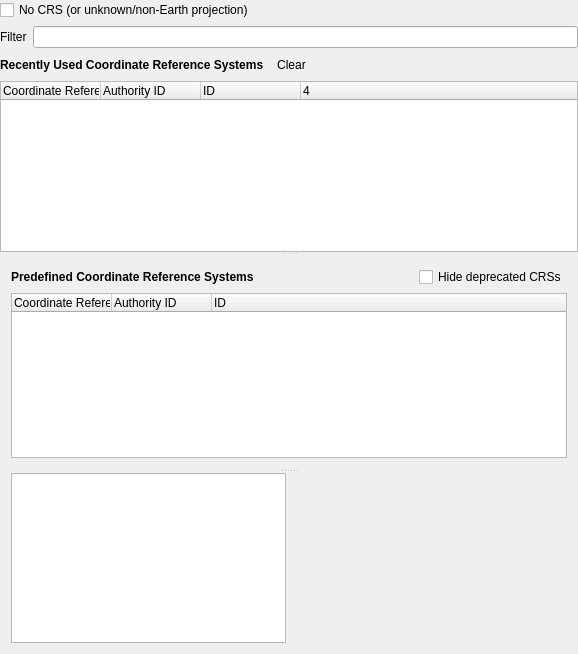
Before: the Qt Designer form src/ui/qgsprojectionselectorbase.ui in carsmie/QGIS, drawn with Qt 5.
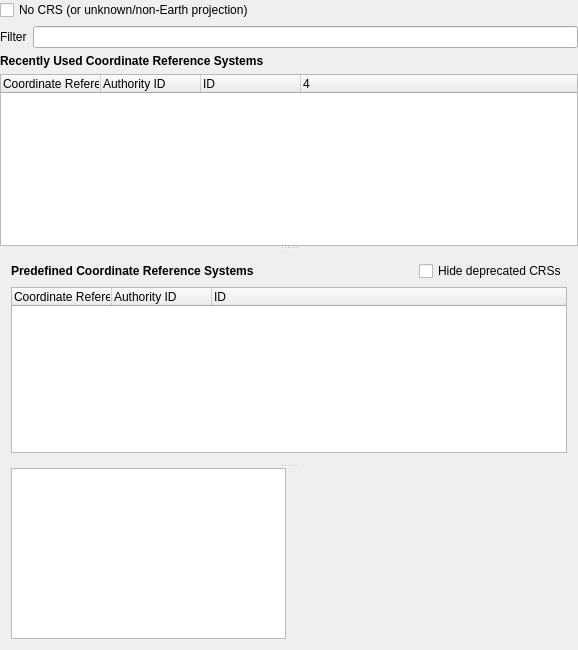
After: the same form once the commit is applied. Icons and pictures are not drawn. Custom widgets are drawn as their Qt base class.

Commit message: Remove clear all button

Patch:
```diff
--- a/src/ui/qgsprojectionselectorbase.ui
+++ b/src/ui/qgsprojectionselectorbase.ui
@@ -7,7 +7,7 @@
     <x>0</x>
     <y>0</y>
     <width>578</width>
-    <height>654</height>
+    <height>650</height>
    </rect>
   </property>
   <property name="sizePolicy">
@@ -96,36 +96,6 @@
           </property>
          </widget>
         </item>
-        <item>
-         <widget class="QToolButton" name="mClearRecentCrs">
-          <property name="toolTip">
-           <string>Clear all recently used CRS</string>
-          </property>
-          <property name="text">
-           <string>Clear</string>
-          </property>
-          <property name="icon">
-           <iconset resource="../../images/images.qrc">
-            <normaloff>:/images/themes/default/console/iconClearConsole.svg</normaloff>:/images/themes/default/console/iconClearConsole.svg</iconset>
-          </property>
-          <property name="autoRaise">
-           <bool>true</bool>
-          </property>
-         </widget>
-        </item>
-        <item>
-         <spacer name="horizontalSpacer">
-          <property name="orientation">
-           <enum>Qt::Horizontal</enum>
-          </property>
-          <property name="sizeHint" stdset="0">
-           <size>
-            <width>40</width>
-            <height>20</height>
-           </size>
-          </property>
-         </spacer>
-        </item>
        </layout>
       </item>
       <item>
@@ -262,7 +232,7 @@
           </item>
          </layout>
         </widget>
-        <widget class="QWidget" name="layoutWidget">
+        <widget class="QWidget" name="layoutWidget_2">
          <layout class="QHBoxLayout" name="horizontalLayout_4">
           <property name="topMargin">
            <number>0</number>
```
The commit also changes 1 other file.
